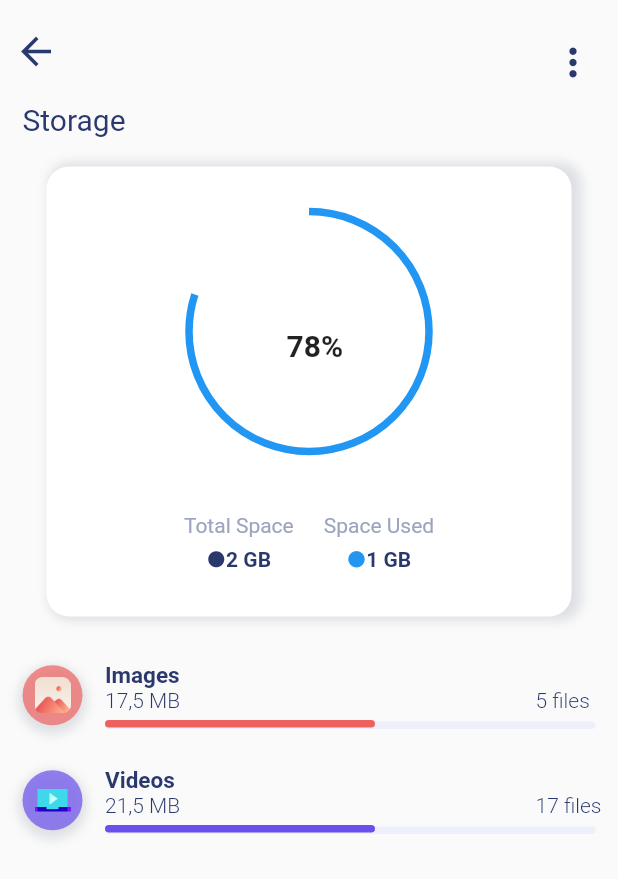
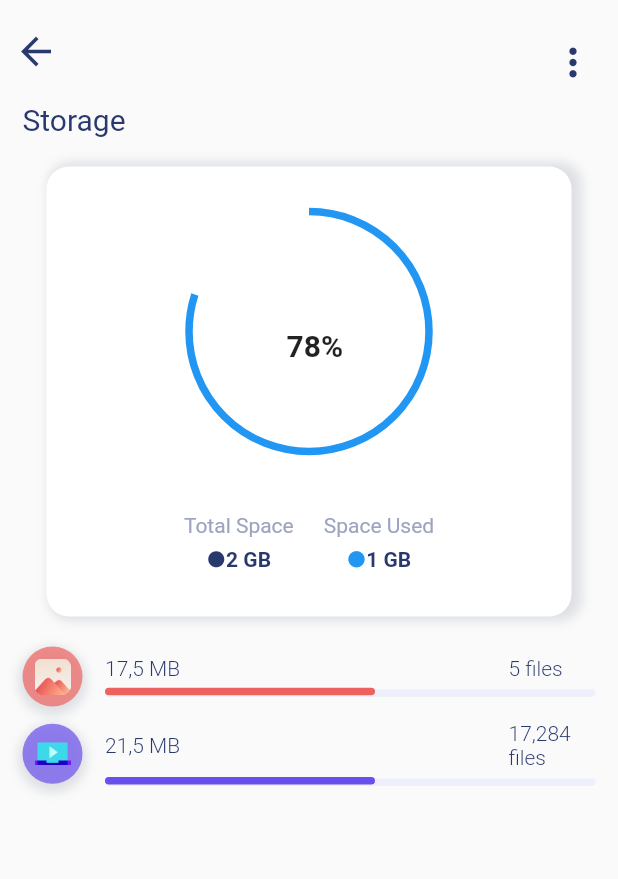
Before and after one commit to zuhrrl/ZulFileManager, a Flutter app: the screen it shows after launch, after a tap on "See more", on a phone screen of 412 x 824 dp. Shown: the top 879 px of the screen. Run offline on Flutter 3.47's test engine with Material 2 defaults, Android fonts, the phone set to English and light mode, and no system bars.

Commit message:
fix: revisi overflow images

```diff
--- a/lib/component/card_image.dart
+++ b/lib/component/card_image.dart
@@ -6,13 +6,10 @@ class CardImage extends StatelessWidget {
 
   @override
   Widget build(BuildContext context) {
-    return Container(
-      margin: const EdgeInsets.only(left: 5),
-      width: 165,
-      height: 150.0,
-      decoration: BoxDecoration(
-        image: DecorationImage(fit: BoxFit.cover, image: AssetImage(assets)),
-        borderRadius: const BorderRadius.all(Radius.circular(8.0)),
+    return Flexible(
+      child: ClipRRect(
+        borderRadius: BorderRadius.circular(8),
+        child: Image.asset(assets),
       ),
     );
   }
--- a/lib/component/card_recent_images.dart
+++ b/lib/component/card_recent_images.dart
@@ -64,6 +64,7 @@ class CardRecentImage extends StatelessWidget {
               CardImage(
                 assets: 'assets/image/flowers.png',
               ),
+              SizedBox(width: 5),
               CardImage(
                 assets: 'assets/image/flowers.png',
               )
--- a/lib/component/item_storage_statistics.dart
+++ b/lib/component/item_storage_statistics.dart
@@ -21,9 +21,8 @@ class ItemStorageStatistics extends StatelessWidget {
 
   @override
   Widget build(BuildContext context) {
-    return Container(
-      margin: const EdgeInsets.only(bottom: 15, top: 10),
-      child: Row(
+    return Row(
+      // mainAxisSize: MainAxisSize.max,
       children: [
         Container(
           margin: const EdgeInsets.only(left: 15),
@@ -49,20 +48,10 @@ class ItemStorageStatistics extends StatelessWidget {
             ),
           ),
         ),
-          Column(
-            crossAxisAlignment: CrossAxisAlignment.start,
-            // mainAxisAlignment: MainAxisAlignment.center,
+        Flexible(
+            child: Column(
+          mainAxisSize: MainAxisSize.min,
           children: [
-              Padding(
-                padding: const EdgeInsets.only(left: 15),
-                child: Text(
-                  titleItem,
-                  style: const TextStyle(
-                      color: textColor,
-                      fontSize: 15,
-                      fontWeight: FontWeight.bold),
-                ),
-              ),
             Row(
               children: [
                 Padding(
@@ -75,25 +64,26 @@ class ItemStorageStatistics extends StatelessWidget {
                         fontWeight: FontWeight.w300),
                   ),
                 ),
-                  SizedBox(
-                    width: MediaQuery.of(context).size.width - 175,
+                const Spacer(
+                  flex: 3,
                 ),
-                  Text(
+                Expanded(
+                    child: Padding(
+                  padding: const EdgeInsets.only(right: 15),
+                  child: Text(
                     totalFiles,
                     style: const TextStyle(
                         color: textColor,
                         fontSize: 14,
                         fontWeight: FontWeight.w300),
-                  )
+                  ),
+                ))
               ],
             ),
-              ProgressBar(
-                progressbarColor: progressBarColor,
-              )
+            ProgressBar(progressbarColor: progressBarColor)
           ],
-          )
+        ))
       ],
-      ),
     );
   }
 }
--- a/lib/module/home/view/home.dart
+++ b/lib/module/home/view/home.dart
@@ -17,7 +17,7 @@ class HomeScreen extends StatefulWidget {
 }
 
 class _HomeScreenState extends State<HomeScreen> {
-  var itemRecents = [
+  final itemRecents = [
     {
       'filename': 'proyek_akhir_test_test.dart',
       'format_and_size': 'dart: 120kb'
--- a/lib/module/storage/view/storage_screen.dart
+++ b/lib/module/storage/view/storage_screen.dart
@@ -115,11 +115,14 @@ class StorageScreen extends StatelessWidget {
             totalSize: '17,5 MB',
             progressBarColor: redColor,
           ),
+          const SizedBox(
+            height: 10,
+          ),
           const ItemStorageStatistics(
             titleItem: 'Videos',
             assets: 'assets/icon/icon_play_video.png',
             backgroundIconColor: cyanColor,
-            totalFiles: '17 files',
+            totalFiles: '17,284 files',
             totalSize: '21,5 MB',
             progressBarColor: cyanColor,
           ),
```
Lines whose indentation alone changed are shown as unchanged.
